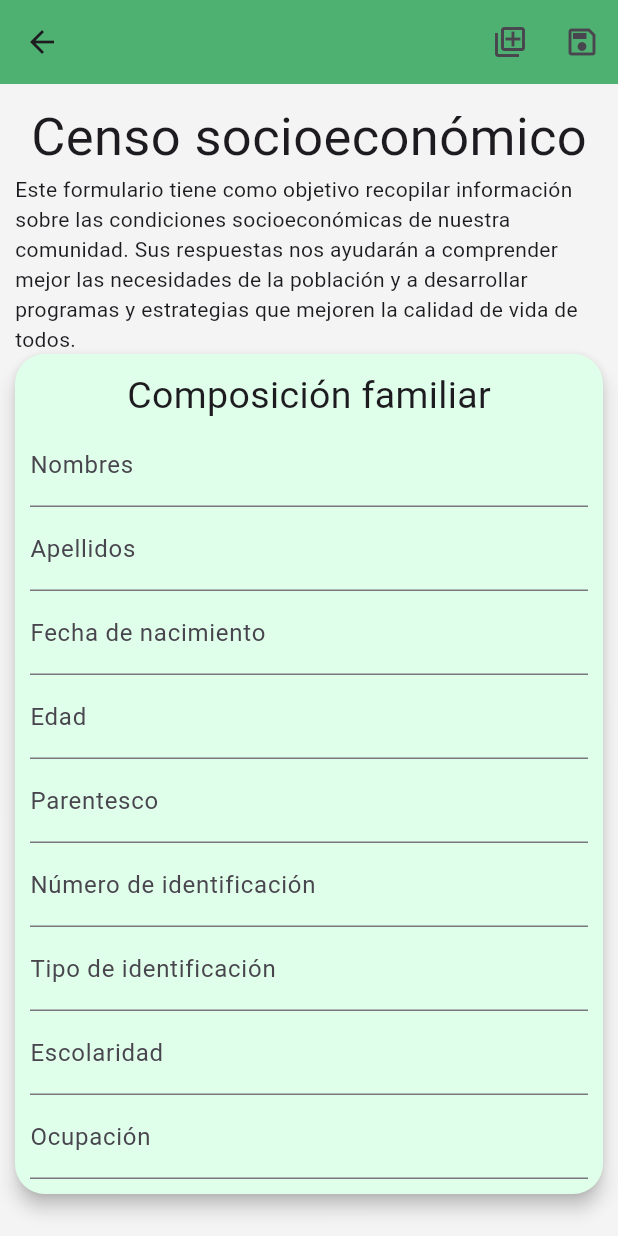
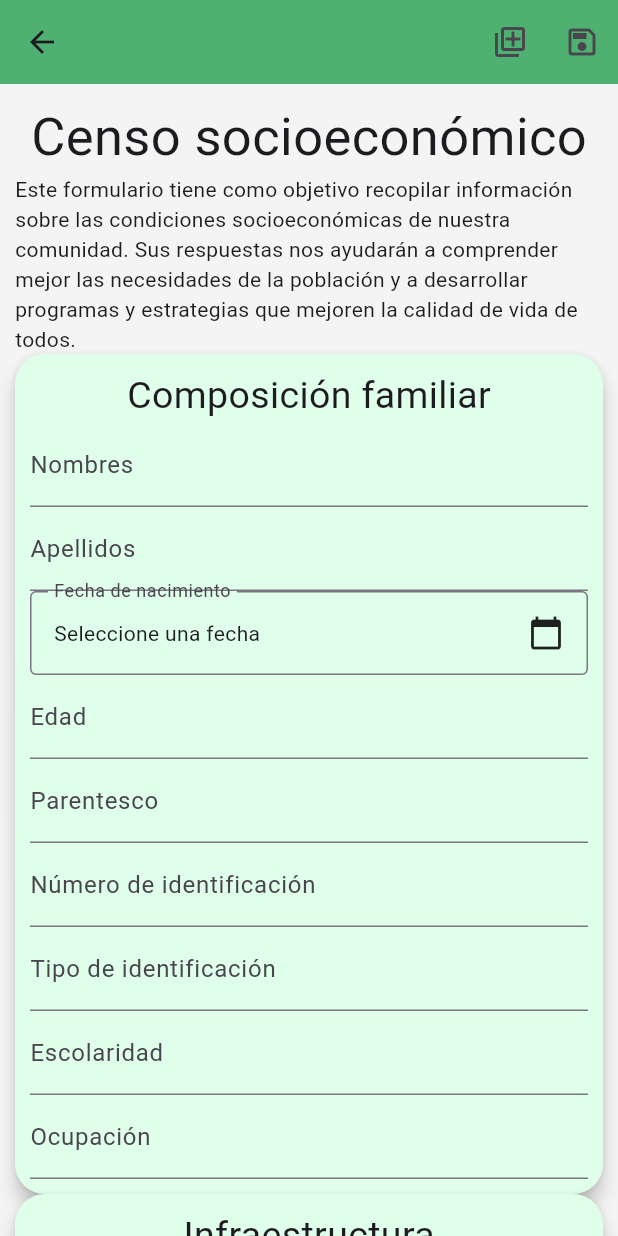
Before and after one commit to JuanFernandoMartinez/census-support-tool-app, a Flutter app: the screen it shows after launch, on a phone screen of 412 x 824 dp. Run offline on Flutter 3.47's test engine with Material 3 defaults, Android fonts, the phone set to English and light mode, and no system bars; our stand-ins replace flutter_datetime_picker_plus; Roboto replaces fonts that are missing (Inria Sans, Inria_sans).

Commit message:
feat: Dinamic datePicker added

```diff
--- a/lib/src/app.dart
+++ b/lib/src/app.dart
@@ -14,7 +14,7 @@ class App extends StatelessWidget {
         useMaterial3: true,
       ),
       routes: {
-        '/': (context) => FormAplicationScreen(
+        '/': (context) => const FormAplicationScreen(
               title: "Censo socioeconómico",
               description:
                   "Este formulario tiene como objetivo recopilar información sobre las condiciones socioeconómicas de nuestra comunidad. Sus respuestas nos ayudarán a comprender mejor las necesidades de la población y a desarrollar programas y estrategias que mejoren la calidad de vida de todos.",
--- a/lib/src/screens/form_aplication/components/date_form_field.dart
+++ b/lib/src/screens/form_aplication/components/date_form_field.dart
@@ -0,0 +1,66 @@
+import 'package:flutter/material.dart';
+import 'package:flutter_datetime_picker_plus/flutter_datetime_picker_plus.dart';
+import 'package:intl/intl.dart';
+
+class FormDateField extends StatefulWidget {
+  final String labelText;
+  final DateTime? initialValue;
+  final String? Function(DateTime? value)? validator;
+  final void Function(DateTime? value)? onSaved;
+
+  const FormDateField({
+    required this.labelText,
+    this.initialValue,
+    this.validator,
+    this.onSaved,
+    super.key,
+  });
+
+  @override
+  State<StatefulWidget> createState() => _FormDateFieldState();
+}
+
+class _FormDateFieldState extends State<FormDateField> {
+  DateTime? _selectedDate;
+
+  @override
+  void initState() {
+    super.initState();
+    _selectedDate = widget.initialValue;
+  }
+
+  @override
+  Widget build(BuildContext context) {
+    return InkWell(
+      onTap: () {
+        DatePicker.showDatePicker(
+          context,
+          showTitleActions: true,
+          onConfirm: (date) {
+            setState(() {
+              _selectedDate = date;
+            });
+            widget.onSaved?.call(date);
+          },
+          currentTime: _selectedDate ?? DateTime.now(),
+          locale: LocaleType.es,
+        );
+      },
+      child: InputDecorator(
+        decoration: InputDecoration(
+          labelText: widget.labelText,
+          border: const OutlineInputBorder(),
+        ),
+        child: Row(
+          mainAxisAlignment: MainAxisAlignment.spaceBetween,
+          children: [
+            Text(_selectedDate != null
+                ? DateFormat('dd/MM/yyyy').format(_selectedDate!)
+                : 'Seleccione una fecha'),
+            const Icon(Icons.calendar_today),
+          ],
+        ),
+      ),
+    );
+  }
+}
--- a/lib/src/screens/form_aplication/form_aplication.dart
+++ b/lib/src/screens/form_aplication/form_aplication.dart
@@ -48,18 +48,8 @@ class _FormAplicationState extends State<FormAplicationScreen> {
                   textAlign: TextAlign.left,
                 ),
                 Text(widget.description),
-                Material(
-                  elevation: 5,
-                  shape: RoundedRectangleBorder(
-                    borderRadius: BorderRadius.circular(20.0),
-                  ),
-                  clipBehavior: Clip.none,
-                  color: const Color(0xFFDFFFEA),
-                  child: Padding(
-                    padding: const EdgeInsets.all(10),
-                    child: FormSheet(category: "Composición familiar"),
-                  ),
-                )
+                FormSheet(category: "Composición familiar"),
+                FormSheet(category: "Infraestructura"),
               ],
             ),
           ),
--- a/lib/src/screens/form_aplication/form_sheet.dart
+++ b/lib/src/screens/form_aplication/form_sheet.dart
@@ -1,3 +1,4 @@
+import 'package:census_support_tool_app/src/screens/form_aplication/components/date_form_field.dart';
 import 'package:census_support_tool_app/src/screens/form_aplication/components/text_form_field.dart';
 import 'package:flutter/cupertino.dart';
 import 'package:flutter/material.dart';
@@ -6,12 +7,11 @@ import 'package:flutter/widgets.dart';
 class FormSheet extends StatelessWidget {
   final String category;
 
-  final List<FormTextField> formFields = [
+  final List<Widget> formFields = [
     const FormTextField(labelText: 'Nombres', keyboardType: TextInputType.text),
     const FormTextField(
         labelText: 'Apellidos', keyboardType: TextInputType.text),
-    const FormTextField(
-        labelText: 'Fecha de nacimiento', keyboardType: TextInputType.text),
+    const FormDateField(labelText: 'Fecha de nacimiento'),
     const FormTextField(labelText: 'Edad', keyboardType: TextInputType.text),
     const FormTextField(
         labelText: 'Parentesco', keyboardType: TextInputType.text),
@@ -33,7 +33,16 @@ class FormSheet extends StatelessWidget {
 
   @override
   Widget build(BuildContext context) {
-    return Form(
+    return Material(
+      elevation: 5,
+      shape: RoundedRectangleBorder(
+        borderRadius: BorderRadius.circular(20.0),
+      ),
+      clipBehavior: Clip.none,
+      color: const Color(0xFFDFFFEA),
+      child: Padding(
+        padding: const EdgeInsets.all(10),
+        child: Form(
             child: Column(
           mainAxisSize: MainAxisSize.min,
           children: [
@@ -51,6 +60,8 @@ class FormSheet extends StatelessWidget {
               },
             ))
           ],
-    ));
+        )),
+      ),
+    );
   }
 }
--- a/pubspec.yaml
+++ b/pubspec.yaml
@@ -35,6 +35,8 @@ dependencies:
   # The following adds the Cupertino Icons font to your application.
   # Use with the CupertinoIcons class for iOS style icons.
   cupertino_icons: ^1.0.6
+  flutter_datetime_picker_plus: ^2.2.0
+  intl: ^0.19.0
 
 dev_dependencies:
   flutter_test:
```
Also changed, not shown: pubspec.lock. Lines whose indentation alone changed are shown as unchanged.
